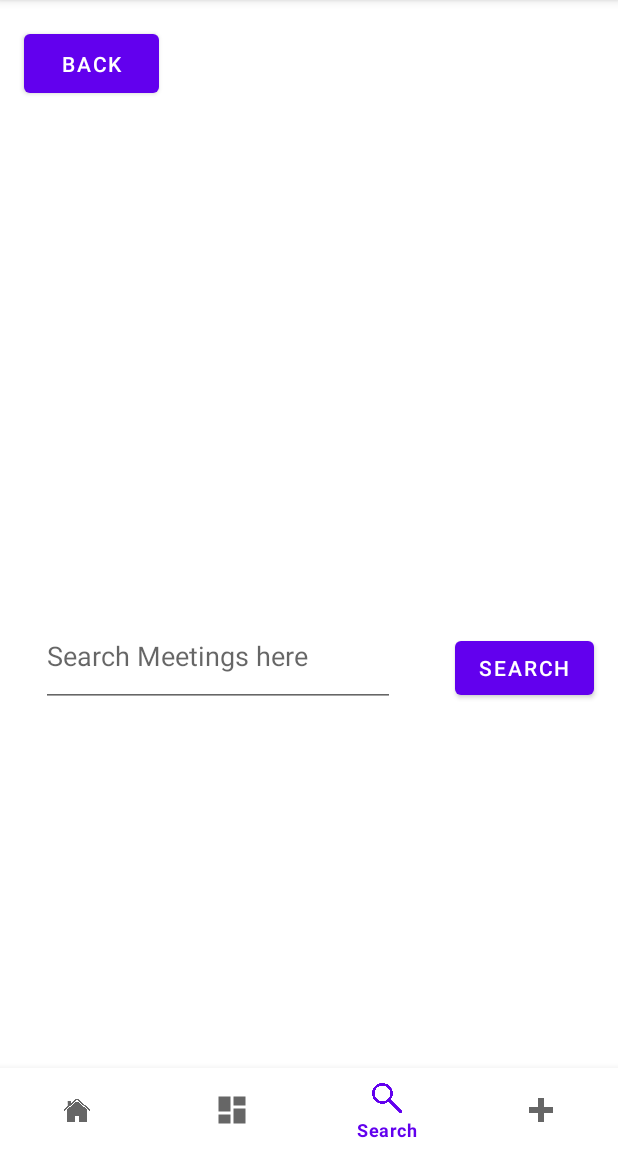
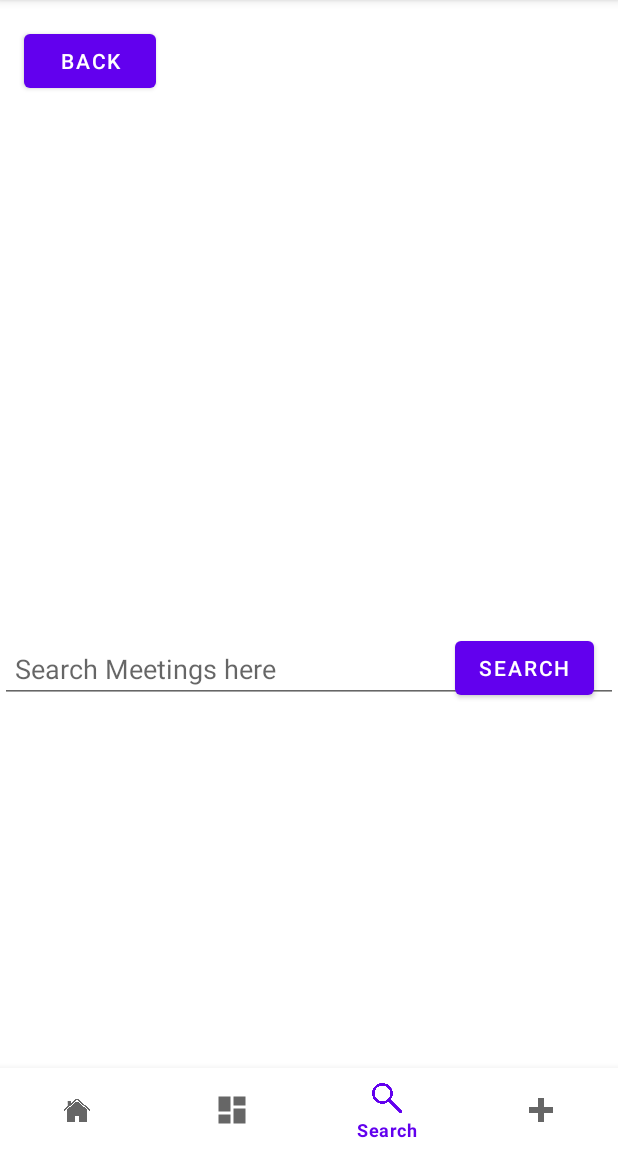
Before and after one commit to hhphung/my_project, an Android app: the SearchPage screen opened directly, with no data from a screen before it, on a phone screen of 412 x 824 dp, the part 84-1236 px from its top. Run offline under Robolectric (Android 15) with nearby library versions, the phone set to English and light mode, and no system bars.

Commit message:
#49 !49 made some review changes

```diff
--- a/Frontend/MeetMe/app/src/main/res/layout/activity_search_page.xml
+++ b/Frontend/MeetMe/app/src/main/res/layout/activity_search_page.xml
@@ -11,8 +11,8 @@
 
     <Button
         android:id="@+id/activity_search_btn_to_dash"
-        android:layout_width="90dp"
-        android:layout_height="51dp"
+        android:layout_width="wrap_content"
+        android:layout_height="wrap_content"
         android:text="Back"
         app:layout_constraintBottom_toBottomOf="parent"
         app:layout_constraintEnd_toEndOf="parent"
@@ -36,11 +36,13 @@
 
     <EditText
         android:id="@+id/activity_search_input"
-        android:layout_width="236dp"
-        android:layout_height="68dp"
+        android:layout_width="match_parent"
+        android:layout_height="wrap_content"
         android:ems="10"
         android:hint="Search Meetings here"
         android:inputType="textPersonName"
+        android:paddingRight="30dp"
+        android:paddingLeft="10dp"
         app:layout_constraintBottom_toTopOf="@+id/activity_search_results"
         app:layout_constraintEnd_toEndOf="parent"
         app:layout_constraintHorizontal_bias="0.154"
```
